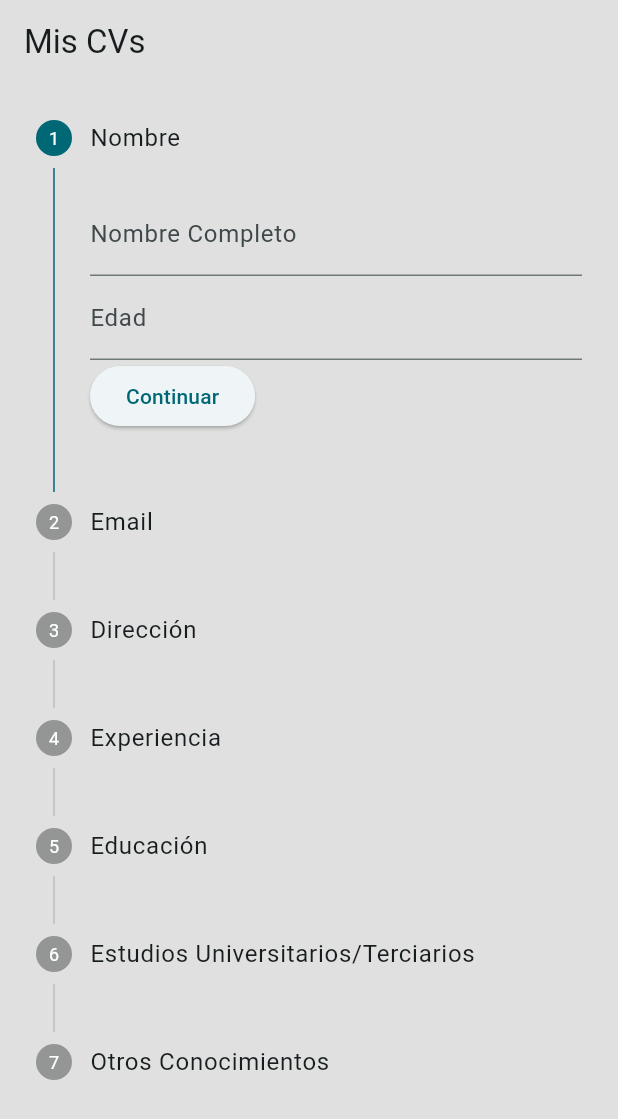
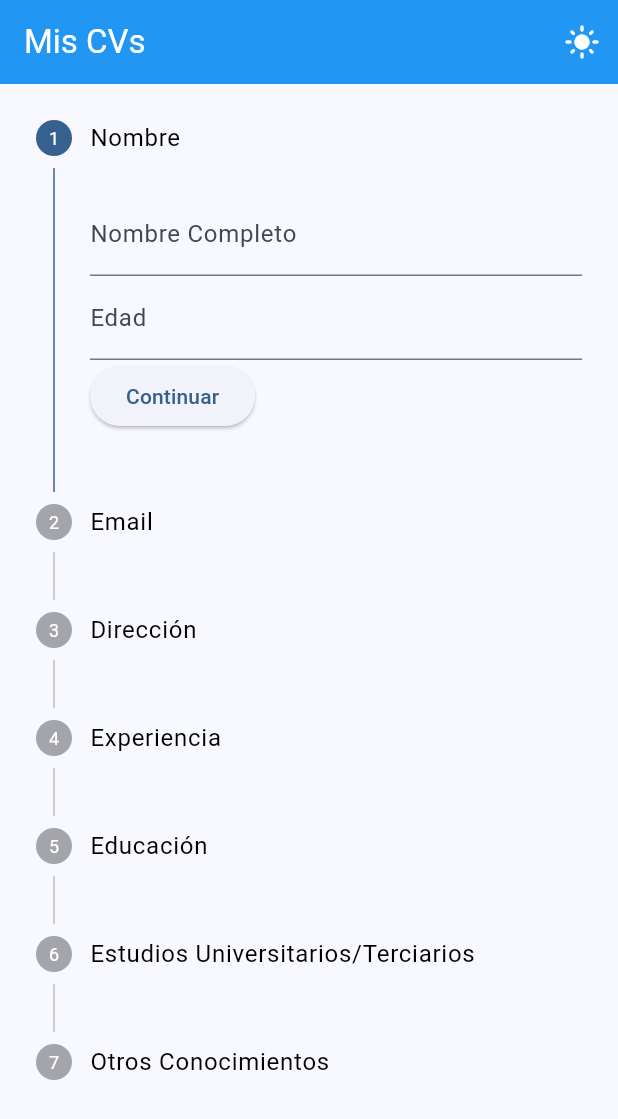
Before and after one commit to nadveos/genius, a Flutter app: the screen it shows after launch, on a phone screen of 412 x 824 dp. Shown: the top 1119 px of the screen. Run offline on Flutter 3.47's test engine with Material 3 defaults, Android fonts, the phone set to English and light mode, and no system bars; our stand-ins replace flutter_riverpod, flutter_svg, go_router, image_picker, isar, open_file and 1 more; accounts and stored records are empty; generated files the repository leaves out were written again.

Commit message:
Añadiendo selector de tema dark

```diff
--- a/lib/config/theme/app_theme.dart
+++ b/lib/config/theme/app_theme.dart
@@ -1,18 +1,51 @@
 import 'package:flutter/material.dart';
 
 class AppTheme {
+  ThemeData getConfigLight() => ThemeData(
+        colorScheme: ColorScheme.fromSeed(
+            seedColor: Colors.blue, brightness: Brightness.light),
+        useMaterial3: true,
+        brightness: Brightness.light,
+        primaryColor: Colors.blue,
+        appBarTheme: const AppBarTheme(
+          backgroundColor: Colors.blue,
+          foregroundColor: Colors.white,
+        ),
+        buttonTheme: const ButtonThemeData(
+          buttonColor: Colors.blue,
+          textTheme: ButtonTextTheme.primary,
+        ),
+        textTheme: const TextTheme(
+          bodyLarge: TextStyle(color: Colors.black),
+          bodyMedium: TextStyle(color: Colors.black54),
+        ),
+        bottomSheetTheme: const BottomSheetThemeData(
+          backgroundColor: Colors.white,
+          modalBackgroundColor: Colors.white,
+        ),
 
-
-ThemeData getConfig()=>
-  ThemeData(
+      );
+  ThemeData getConfigDark() => ThemeData(
+  colorScheme: ColorScheme.fromSeed(
+      seedColor: Colors.blue, brightness: Brightness.dark),
+  useMaterial3: true,
+  brightness: Brightness.dark,
+  primaryColor: Colors.blue,
   appBarTheme: const AppBarTheme(
-    backgroundColor: Colors.transparent,
-    elevation: 0,
-    iconTheme: IconThemeData(
-      color: Colors.black,
-    ),
+    backgroundColor: Colors.black,
+    foregroundColor: Colors.white,
   ),
-  scaffoldBackgroundColor: Colors.grey[300],
-    colorSchemeSeed: const Color(0xff1a1a1a),
+  buttonTheme: const ButtonThemeData(
+    buttonColor: Colors.blue,
+    textTheme: ButtonTextTheme.primary,
+  ),
+  textTheme: const TextTheme(
+    bodyLarge: TextStyle(color: Colors.white),
+    bodyMedium: TextStyle(color: Colors.white70),
+  ),
+  bottomSheetTheme: const BottomSheetThemeData(
+    backgroundColor: Colors.black,
+    modalBackgroundColor: Colors.black,
+  ),
   );
 }
--- a/lib/main.dart
+++ b/lib/main.dart
@@ -1,5 +1,6 @@
 import 'package:cvgenius/config/router/router.dart';
 import 'package:cvgenius/config/theme/app_theme.dart';
+import 'package:cvgenius/presentation/providers/isar_user_provider.dart';
 import 'package:flutter/material.dart';
 import 'package:flutter_localizations/flutter_localizations.dart';
 import 'package:flutter_riverpod/flutter_riverpod.dart';
@@ -9,14 +10,18 @@ void main() {
   runApp(const ProviderScope(child: MyApp()));
 }
 
-class MyApp extends StatelessWidget {
+class MyApp extends ConsumerWidget {
   const MyApp({super.key});
 
   @override
-  Widget build(BuildContext context) {
+  Widget build(BuildContext context, WidgetRef ref) {
+   final themeMode = ref.watch(themeProvider) ? ThemeMode.dark : ThemeMode.light;
+
     return MaterialApp.router(
       title: 'Cv Genius',
-      theme: AppTheme().getConfig(),
+      theme: themeMode == ThemeMode.light
+          ? AppTheme().getConfigLight()
+          : AppTheme().getConfigDark(),
       routerConfig: approuter,
       localizationsDelegates: const [
         GlobalMaterialLocalizations.delegate,
--- a/lib/presentation/providers/isar_user_provider.dart
+++ b/lib/presentation/providers/isar_user_provider.dart
@@ -19,3 +19,13 @@ class SelectedThemeNotifier extends StateNotifier<int> {
 final selectedThemeProvider = StateNotifierProvider<SelectedThemeNotifier, int>(
   (ref) => SelectedThemeNotifier(),
 );
+
+class ThemeNotifier extends StateNotifier<bool> {
+  ThemeNotifier() : super(false);
+
+  void toggleTheme() => state = !state;
+}
+
+final themeProvider = StateNotifierProvider<ThemeNotifier, bool>(
+  (ref) => ThemeNotifier(),
+);
--- a/lib/presentation/screens/create_cv_screen.dart
+++ b/lib/presentation/screens/create_cv_screen.dart
@@ -55,13 +55,13 @@ class _HomeScreenState extends ConsumerState<CreateCvScreen> {
   final List<Map<String, dynamic>> _educacion = [];
   bool _poseeTituloSecundario = false;
   bool _secundarioGuardado = false;
+  bool _terciarioGuardado = false;
   String _nivelSecundario = 'Secundario Completo';
 
   //skills controllers
   final TextEditingController _conocimientoController = TextEditingController();
+  String _nivelController = 'Basico';
   final List<Map<String, String>> _conocimientos = [];
-
-
 
   void _guardarCV() async {
     // Crear la instancia de UserCv
@@ -108,7 +108,8 @@ class _HomeScreenState extends ConsumerState<CreateCvScreen> {
     final skills = _conocimientos
         .map((c) => Skill()
           ..name = c['conocimiento'] ?? ''
-          ..level = '') // Puedes ajustar el nivel aquí según corresponda
+          ..level = c['nivel'] ??
+              '') // Puedes ajustar el nivel aquí según corresponda
         .toList();
 
     final userCvRepository = ref.read(isarUserProvider);
@@ -160,7 +161,6 @@ class _HomeScreenState extends ConsumerState<CreateCvScreen> {
       _step4(),
       _step5(),
       _step6(),
-
     ];
     bool validateStep(int index) {
       switch (index) {
@@ -241,9 +241,6 @@ class _HomeScreenState extends ConsumerState<CreateCvScreen> {
     );
   }
 
-
-
-
   Step _step6() {
     return Step(
       title: const Text('Otros Conocimientos'),
@@ -271,12 +268,34 @@ class _HomeScreenState extends ConsumerState<CreateCvScreen> {
                 return null;
               },
             ),
+            DropdownButtonFormField<String>(
+              value: _nivelController,
+              decoration: const InputDecoration(labelText: 'Nivel'),
+              items: const [
+                DropdownMenuItem(
+                  value: 'Basico',
+                  child: Text('Basico'),
+                ),
+                DropdownMenuItem(
+                  value: 'Intermedio',
+                  child: Text('Intermedio'),
+                ),
+                DropdownMenuItem(value: 'Avanzado', child: Text('Avanzado')),
+              ],
+              onChanged: (value) {
+                setState(() {
+                  _nivelController = value!;
+                });
+              },
+            ),
             ElevatedButton(
               onPressed: () {
                 if (_formKeys[6].currentState!.validate()) {
                   setState(() {
                     _conocimientos.add({
                       'conocimiento': _conocimientoController.text,
+                      'nivel': _nivelController
+                          , // Puedes ajustar el nivel aquí según corresponda
                     });
                     _conocimientoController.clear();
                     _formKeys[6].currentState!.reset();
@@ -308,6 +327,7 @@ class _HomeScreenState extends ConsumerState<CreateCvScreen> {
                   ),
                 ],
               ),
+            if (!_terciarioGuardado)
               TextFormField(
                 controller: _institutioHighController,
                 decoration:
@@ -383,7 +403,7 @@ class _HomeScreenState extends ConsumerState<CreateCvScreen> {
                     print(_endHighStudyController.text);
                     print(_poseeTituloTerciario);
                     _highEducacion.add(highEducacion);
-
+                    _terciarioGuardado = true;
                     _tituloTerciarioController.clear();
                     _institutioHighController.clear();
                     _startHighStudyController.clear();
--- a/lib/presentation/screens/home_screen.dart
+++ b/lib/presentation/screens/home_screen.dart
@@ -20,10 +20,21 @@ class HomeScreenState extends ConsumerState<HomeScreen> {
   @override
   Widget build(BuildContext context) {
     final userCvAsyncValue = ref.watch(isarRealUserProvider);
+
+    void changeTheme() {
+      ref.read(themeProvider.notifier).toggleTheme();
+    }
+
     return Scaffold(
       appBar: AppBar(
         title: const Text('Mis CVs'),
         actions: [
+          IconButton(onPressed: changeTheme,
+            // ignore: unrelated_type_equality_checks
+            icon: ref.watch(themeProvider) == ThemeMode.dark
+              ? const Icon(Icons.dark_mode)
+              : const Icon(Icons.light_mode),
+          ),
           userCvAsyncValue.when(
             data: (data) {
               if (data.isNotEmpty) {
@@ -33,14 +44,13 @@ class HomeScreenState extends ConsumerState<HomeScreen> {
                     context.push('/create-cv');
                   },
                 );
-              }else{
+              } else {
                 return const SizedBox();
               }
             },
             loading: () => const SizedBox(),
             error: (error, stack) => const SizedBox(),
           ),
-
         ],
       ),
       body: userCvAsyncValue.when(
@@ -74,8 +84,6 @@ class HomeScreenState extends ConsumerState<HomeScreen> {
               IconButton(
                 icon: const Icon(Icons.edit),
                 onPressed: () {
-                  print(cvList.length);
-                  print(cvList[index].id);
                   context.push('/cv-data/${cvList[index].id}');
                 },
               ),
```
Also changed, not shown: lib/presentation/screens/cv_data_screen.dart (+88 -35 lines), lib/presentation/widgets.dart (deleted). Lines whose indentation alone changed are shown as unchanged.
